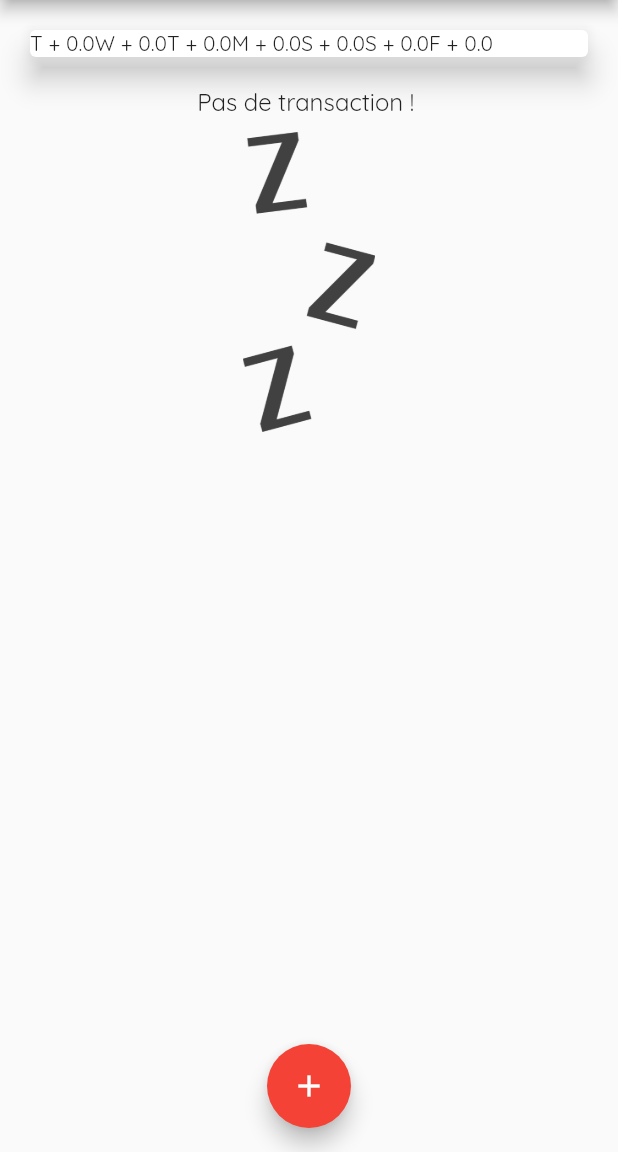
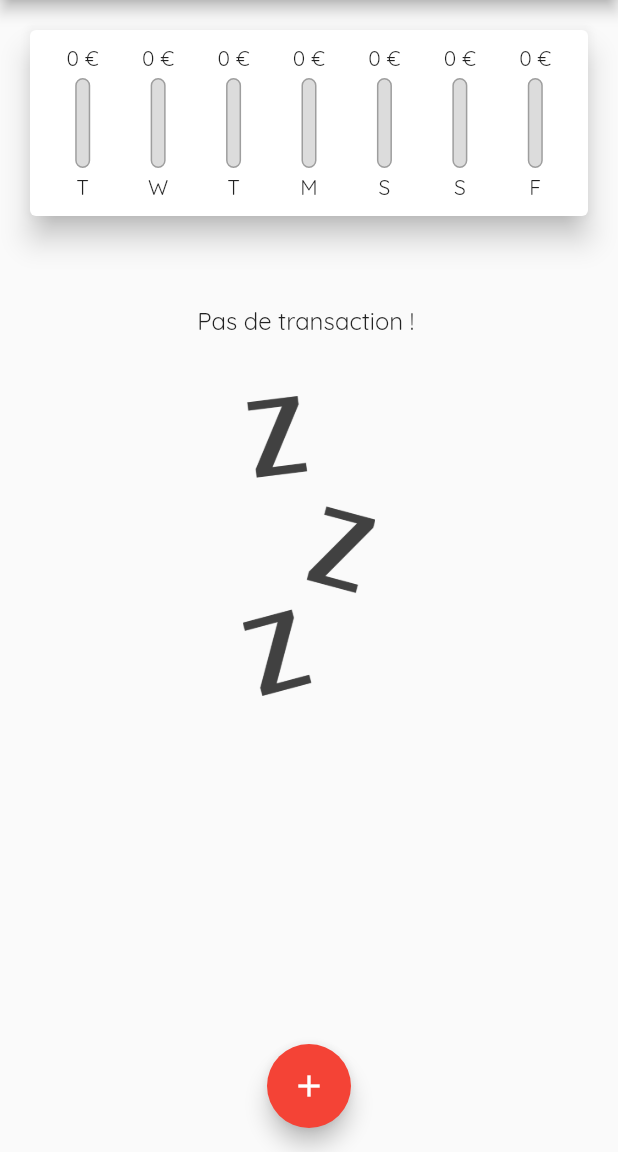
Before and after one commit to ApachaiZ/udemy_course_project_1, a Flutter app: the screen it shows after launch, on a phone screen of 412 x 824 dp, the part 84-1236 px from its top. Run offline on Flutter 3.47's test engine with Material 2 defaults, Android fonts, the phone set to English and light mode, and no system bars.

Commit message:
Section 4 part 106

```diff
--- a/lib/main.dart
+++ b/lib/main.dart
@@ -41,7 +41,6 @@ class MyHomePage extends StatefulWidget {
 
 class _MyHomePageState extends State<MyHomePage> {
   final List<Transaction> _userTransactions = [];
-
   List<Transaction> get _recentTransaction {
     return _userTransactions.where((transact) {
       return transact.date
@@ -90,6 +89,7 @@ class _MyHomePageState extends State<MyHomePage> {
             Chart(
               recentTransactions: _recentTransaction,
             ),
+            const SizedBox(height: 40,),
             SizedBox(child: TransactionList(transactions: _userTransactions)),
           ],
         ),
--- a/lib/widgets/chart.dart
+++ b/lib/widgets/chart.dart
@@ -1,6 +1,7 @@
 import 'package:flutter/material.dart';
 import 'package:intl/intl.dart';
 import 'package:udemy_course_project_1/models/transaction.dart';
+import 'package:udemy_course_project_1/widgets/chart_bar.dart';
 
 class Chart extends StatelessWidget {
   static const int numberOfDays = 7;
@@ -9,7 +10,13 @@ class Chart extends StatelessWidget {
 
   final List<Transaction> recentTransactions;
 
-  List<Map<String, Object>> get groupedTransactionValues {
+  double get totalSpending {
+    return groupedTransactionValues.fold(0.0, (sum, item) {
+      return sum + item['amount'];
+    });
+  }
+
+  List<Map<String, dynamic>> get groupedTransactionValues {
     return List.generate(numberOfDays, (index) {
       final weekDay = DateTime.now().subtract(
         Duration(days: index),
@@ -34,10 +41,23 @@ class Chart extends StatelessWidget {
     return Card(
       elevation: 8,
       margin: const EdgeInsets.all(20),
-      child: Row(
-        children: groupedTransactionValues.map((data) {
-          return Text("${data['day']} + ${data['amount'].toString()}");
-        }).toList(),
+      child: Padding(
+        padding: const EdgeInsets.all(10.0),
+        child: Row(
+          mainAxisAlignment: MainAxisAlignment.spaceAround,
+          children: groupedTransactionValues.map((data) {
+            return Flexible(
+              fit: FlexFit.tight,
+              child: ChartBar(
+                label: data['day'],
+                spendingAmount: data['amount'],
+                spendingPctOfTotal: totalSpending == 0.0
+                    ? 0.0
+                    : (data['amount'] as double) / totalSpending,
+              ),
+            );
+          }).toList(),
+        ),
       ),
     );
   }
--- a/lib/widgets/chart_bar.dart
+++ b/lib/widgets/chart_bar.dart
@@ -16,7 +16,9 @@ class ChartBar extends StatelessWidget {
   Widget build(BuildContext context) {
     return Column(
       children: [
-        Text("${spendingAmount.toStringAsFixed(0)} €"),
+        FittedBox(
+          child: Text("${spendingAmount.toStringAsFixed(0)} €"),
+        ),
         const SizedBox(
           height: 4,
         ),
--- a/lib/widgets/transaction_list.dart
+++ b/lib/widgets/transaction_list.dart
@@ -20,7 +20,7 @@ class TransactionList extends StatelessWidget {
                   style: Theme.of(context).textTheme.titleMedium,
                 ),
                 const SizedBox(
-                  height: 10,
+                  height: 40,
                 ),
                 SizedBox(
                   height: 200,
```
